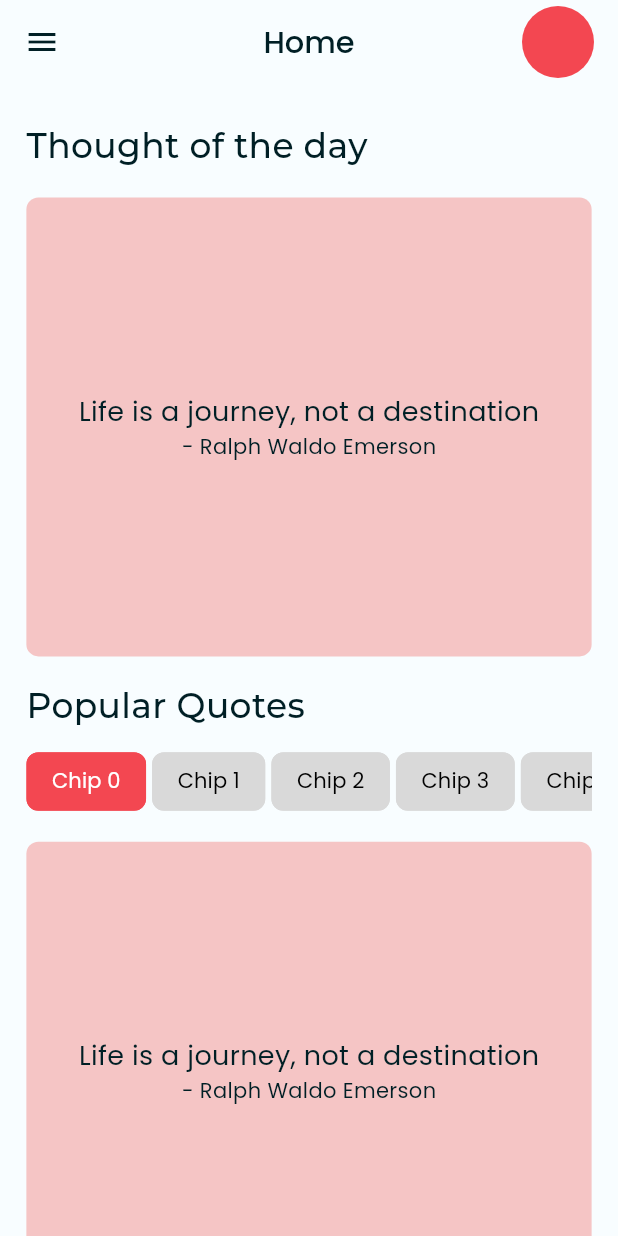
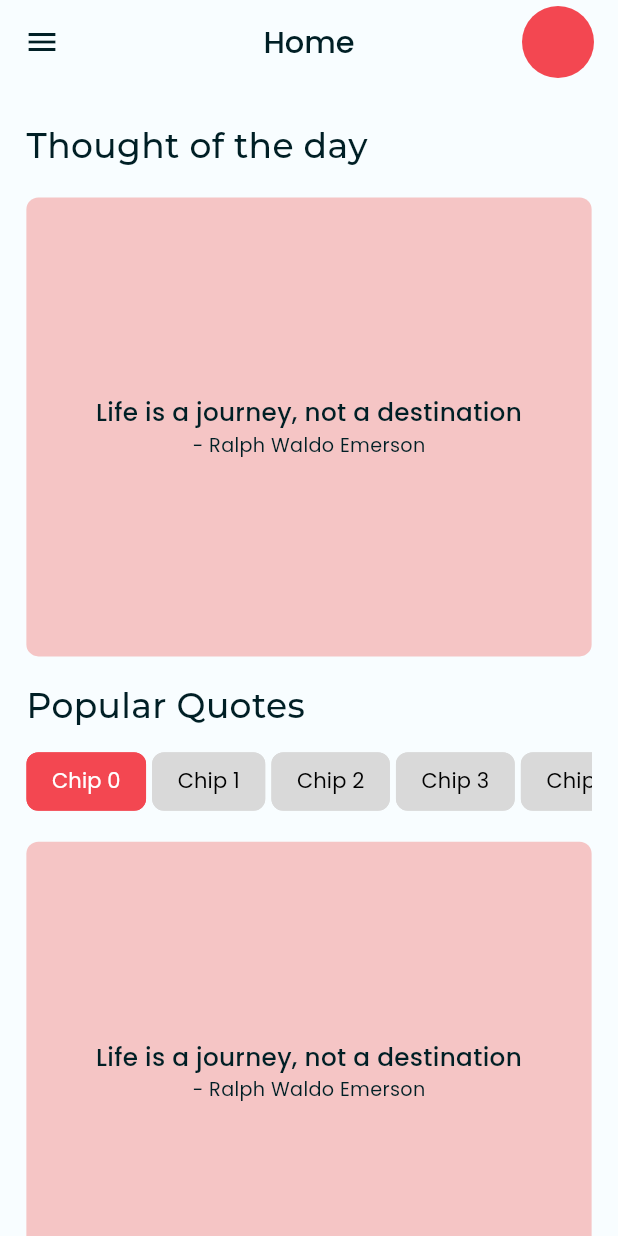
Before and after one commit to rabinacharya11/quotes_app, a Flutter app: the screen it shows after launch, on a phone screen of 412 x 824 dp. Run offline on Flutter 3.47's test engine with Material 3 defaults, Android fonts, the phone set to English and light mode, and no system bars; our stand-ins replace cached_network_image, flutter_screenutil, flutter_svg; project files that could hold a hidden picture were left out.

```diff
--- a/lib/widgets/homescreen/thought_card.dart
+++ b/lib/widgets/homescreen/thought_card.dart
@@ -4,29 +4,38 @@ import 'package:quotes_app/core/theme/custom_text_style.dart';
 class ThoughtCard extends StatelessWidget {
   final String quote;
   final String author;
+  final double? height;
   const ThoughtCard({
     super.key,
     required this.quote,
     required this.author,
+    this.height,
   });
 
   @override
   Widget build(BuildContext context) {
     return Container(
       width: 401,
-      height: 306,
+      height: height ?? 306,
       decoration: ShapeDecoration(
         color: const Color(0xFFF5C5C5),
         shape: RoundedRectangleBorder(borderRadius: BorderRadius.circular(8)),
       ),
       child: Center(
         child: FittedBox(
+          child: Padding(
+            padding: const EdgeInsets.all(16),
             child: Column(
               mainAxisAlignment: MainAxisAlignment.center,
               children: [
-              Text(
-                quote,
-                style: AppTextStyle.quoteHeading,
+                SizedBox(
+                  width: 380,
+                  child: Text(quote,
+                      textAlign: TextAlign.center,
+                      style: AppTextStyle.quoteHeading.copyWith(
+                        fontSize: 18,
+                        fontWeight: FontWeight.w600,
+                      )),
                 ),
                 Text(
                   author,
@@ -36,6 +45,7 @@ class ThoughtCard extends StatelessWidget {
             ),
           ),
         ),
+      ),
     );
   }
 }
```
Lines whose indentation alone changed are shown as unchanged.
